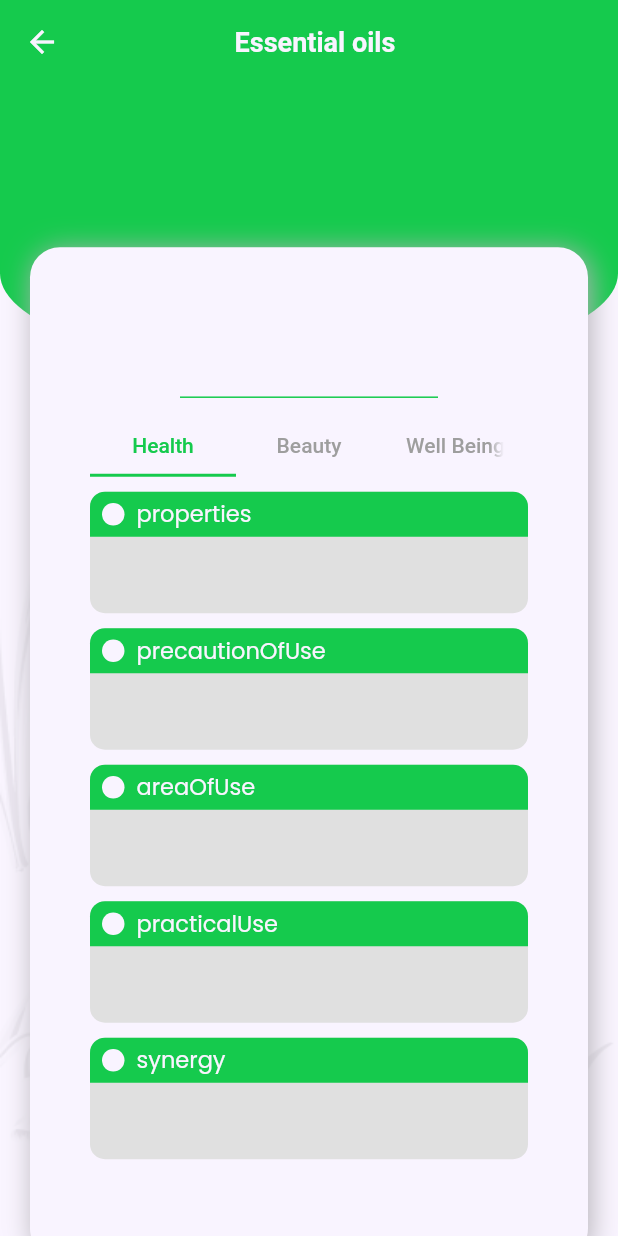
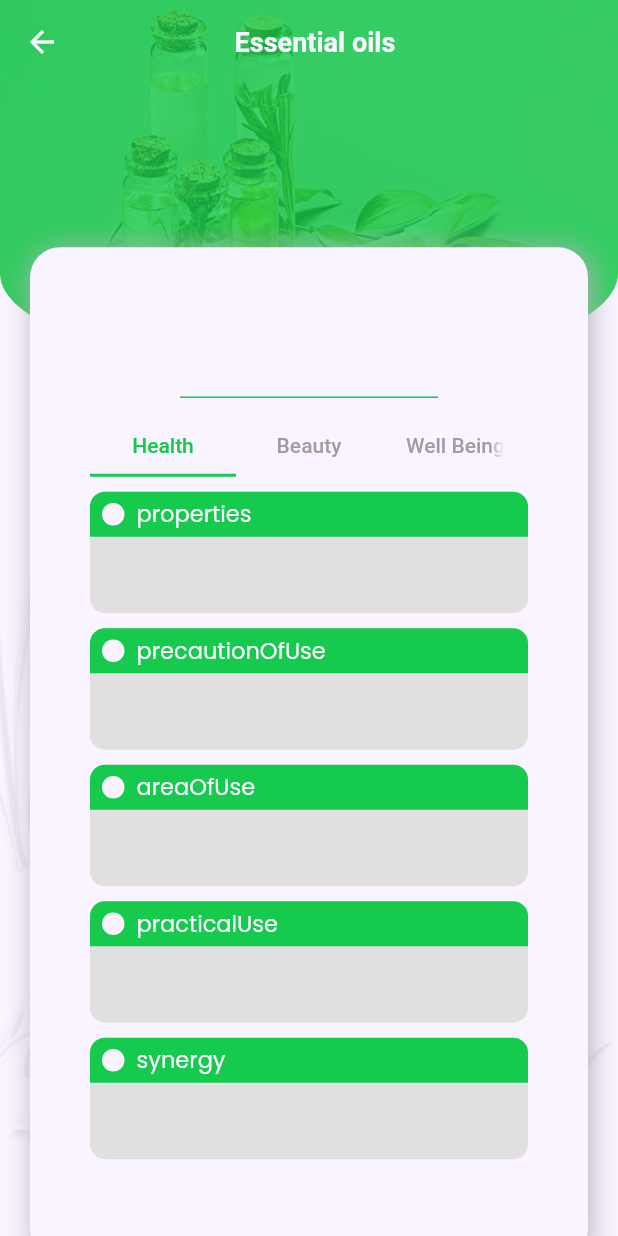
Before and after one commit to phytogenia/aromatherapy-app, a Flutter app: the OilDetails screen opened directly with empty values, on a phone screen of 412 x 824 dp. Run offline on Flutter 3.47's test engine with Material 2 defaults, Android fonts, the phone set to English and light mode, and no system bars; our stand-ins replace animated_bottom_navigation_bar, cloud_firestore, curved_navigation_bar, firebase_auth, firebase_core, google_fonts and 4 more; missing offline and left inert: flutter_facebook_auth; accounts and stored records are empty.

Commit message:
oils detail debackground opacity fix

```diff
--- a/lib/screens/home/oils/oil_details.dart
+++ b/lib/screens/home/oils/oil_details.dart
@@ -139,10 +139,10 @@ class _OilDetailsState extends State<OilDetails> {
                         borderRadius: BorderRadius.vertical(
                             bottom: Radius.elliptical(
                                 MediaQuery.of(context).size.width, 130.0)),
-                        image: const DecorationImage(
+                        image: DecorationImage(
                             colorFilter: ColorFilter.mode(
-                                kPrimaryColor, BlendMode.srcOver),
-                            image: AssetImage('assets/images/pictop.jpg'),
+                                kPrimaryColor.withOpacity(.8), BlendMode.srcOver),
+                            image: const AssetImage('assets/images/pictop.jpg'),
                             fit: BoxFit.cover)),
                   ), // Picture on top background
 
```
